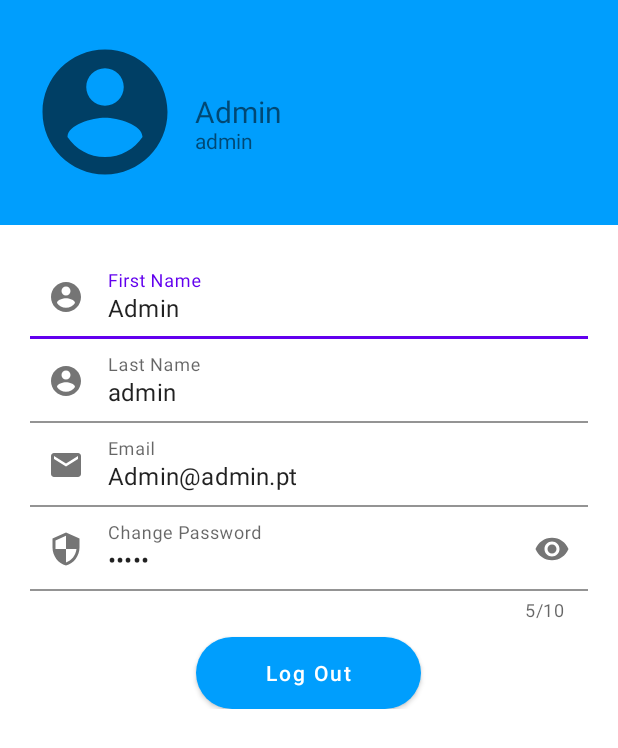
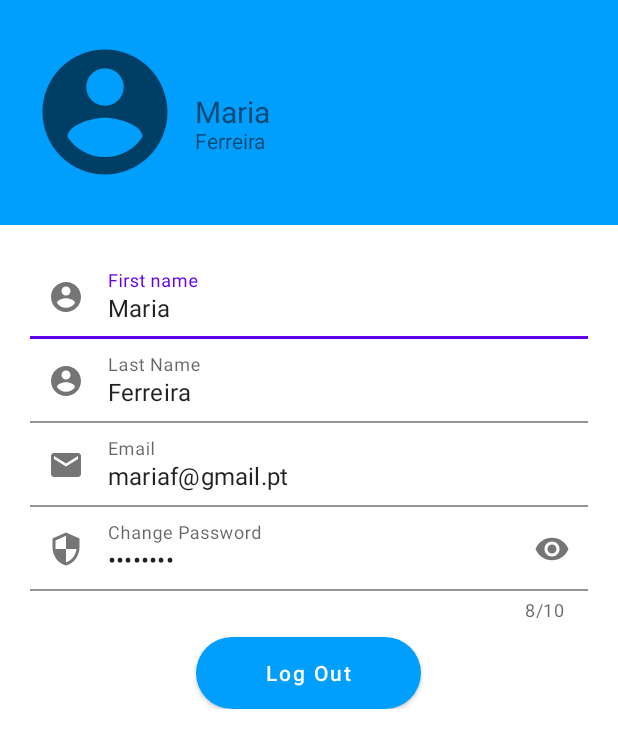
Before and after one commit to joaodiogo10/IHC_Project, an Android app: the layout activity_profile.xml on its own in the app's theme, with its tools: preview values and no code run, on a phone screen of 412 x 824 dp. Shown: the top 748 px of the screen. Run offline under Robolectric (Android 15) with nearby library versions, the phone set to English and light mode, and no system bars.

```diff
--- a/app/src/main/java/com/example/app/fragments/FrequencyEveryXDays.java
+++ b/app/src/main/java/com/example/app/fragments/FrequencyEveryXDays.java
@@ -187,10 +187,8 @@ public class FrequencyEveryXDays extends Fragment {
 
             LocalDate endDate = startDate.plusDays(duration); //TODO usar a duraçao aqui
             com.example.app.models.Treatment<TaskMeasurement> treatment = new Treatment<>(name, frq, notes, startDate, endDate, dailyTasks, TaskMeasurement.class);
-
             App.listTreatment.add(treatment);
 
-            App.listTreatment.add(treatment);
             Context context = getActivity().getApplicationContext();
             Toast toast = Toast.makeText(context, "Treatment added successfully!", Toast.LENGTH_SHORT);
             toast.show();
--- a/app/src/main/java/com/example/app/models/Task.java
+++ b/app/src/main/java/com/example/app/models/Task.java
@@ -1,6 +1,8 @@
 package com.example.app.models;
 
 import androidx.annotation.NonNull;
+
+import com.example.app.App;
 
 import org.jetbrains.annotations.NotNull;
 
--- a/app/src/main/res/layout/activity_profile.xml
+++ b/app/src/main/res/layout/activity_profile.xml
@@ -33,7 +33,7 @@
                 android:layout_marginLeft="10dp"
                 android:layout_toRightOf="@+id/profile_image"
                 android:includeFontPadding="false"
-                android:text="Admin"
+                android:text="Maria"
                 android:textSize="20sp" />
 
             <TextView
@@ -44,7 +44,7 @@
                 android:layout_marginLeft="10dp"
                 android:layout_toRightOf="@+id/profile_image"
                 android:includeFontPadding="false"
-                android:text="admin"
+                android:text="Ferreira"
                 android:textSize="14sp" />
 
         </RelativeLayout>
@@ -60,7 +60,7 @@
                 android:id="@+id/Layout_profile_FirstName"
                 android:layout_width="match_parent"
                 android:layout_height="wrap_content"
-                android:hint="First Name"
+                android:hint="First name"
                 app:startIconDrawable="@drawable/ic_baseline_account_circle_24">
 
                 <com.google.android.material.textfield.TextInputEditText
@@ -68,7 +68,7 @@
                     android:layout_width="match_parent"
                     android:layout_height="wrap_content"
                     android:background="#FFFFFF"
-                    android:text="Admin" />
+                    android:text="Maria"/>
 
             </com.google.android.material.textfield.TextInputLayout>
 
@@ -85,7 +85,7 @@
                     android:layout_height="wrap_content"
 
                     android:background="#FFFFFF"
-                    android:text="admin" />
+                    android:text="Ferreira" />
 
             </com.google.android.material.textfield.TextInputLayout>
 
@@ -101,7 +101,7 @@
                     android:layout_width="match_parent"
                     android:layout_height="wrap_content"
                     android:background="#FFFFFF"
-                    android:text="Admin@admin.pt" />
+                    android:text="mariaf@gmail.pt" />
 
             </com.google.android.material.textfield.TextInputLayout>
 
@@ -121,7 +121,7 @@
                     android:layout_height="wrap_content"
                     android:background="#FFFFFF"
                     android:inputType="textPassword"
-                    android:text="admin" />
+                    android:text="mariaihc" />
             </com.google.android.material.textfield.TextInputLayout>
 
             <Button
```
Also changed, not shown: app/src/main/java/com/example/app/App.java (+30 -20 lines), app/src/main/java/com/example/app/activities/LoginActivity.java (+3 -4 lines), app/src/main/java/com/example/app/adapters/ScheduleListDaysAdapter.java (+7 -5 lines), app/src/main/java/com/example/app/models/Treatment.java (+18 -0 lines).
